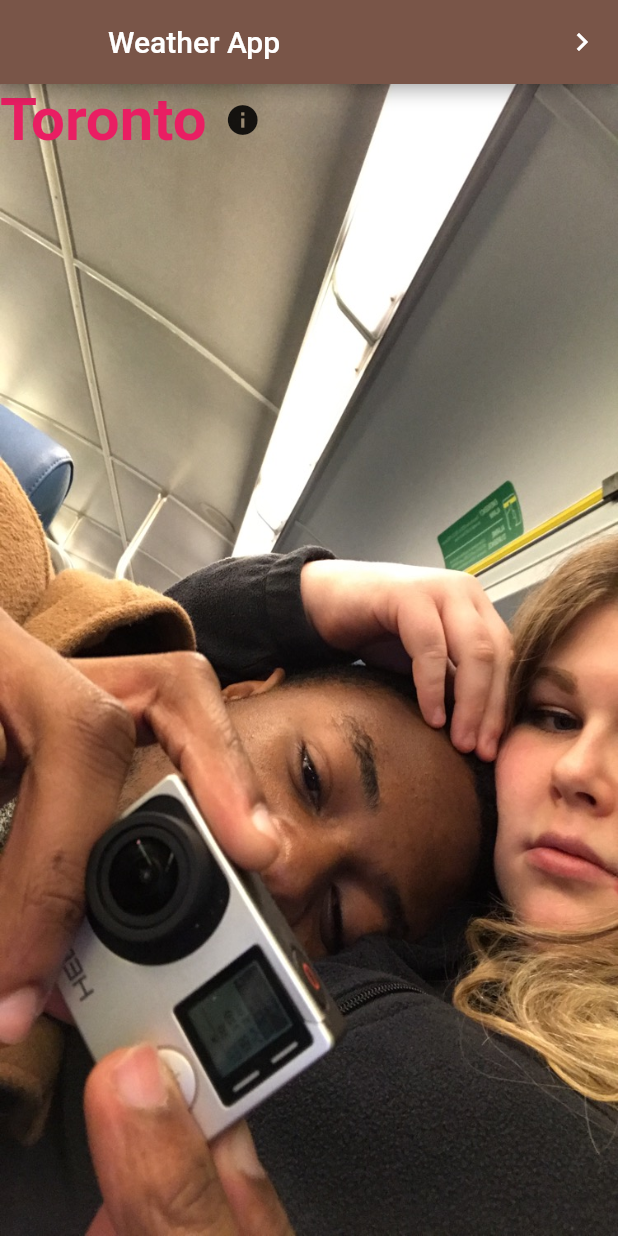
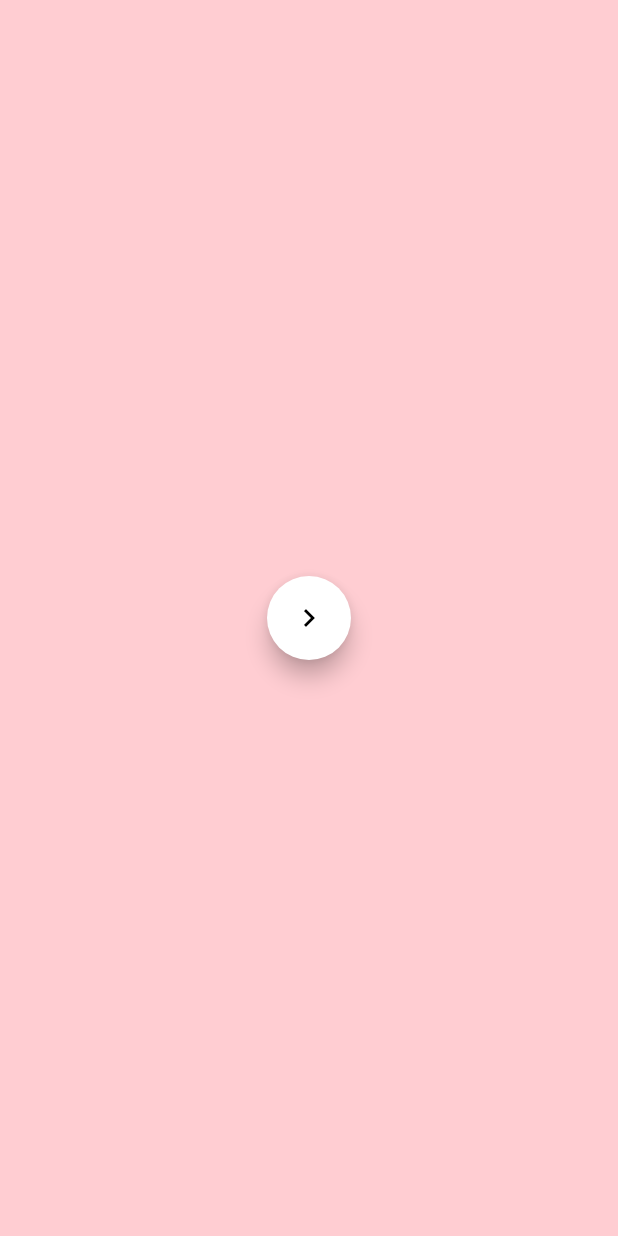
Before and after one commit to Ifavhoney/RealWeather, a Flutter app: the screen it shows after launch, on a phone screen of 412 x 824 dp. Run offline on Flutter 3.47's test engine with Material 2 defaults, Android fonts, the phone set to English and light mode, and no system bars; our stand-ins replace expandable, shared_preferences.

Commit message:
Fixes Bug between Weather & ChangeCity.dart, Closes #1

```diff
--- a/lib/data/data.dart
+++ b/lib/data/data.dart
@@ -1,6 +1,6 @@
 final String defaultCity = "Toronto";
 final String appKey = "ecefa6507e5c187871a92f4545b65f98";
-
+final String bodyKey = "72ee81d849e4eb5a326978a3c232aad9";
 //final String appKey = "94a3cc5f37a96a37469cbf6f607f7c59";
 
 //ecefa6507e5c187871a92f4545b65f98
--- a/lib/main.dart
+++ b/lib/main.dart
@@ -1,7 +1,8 @@
 import 'package:flutter/material.dart';
-import 'package:weather/ui/changeCity.dart';
-import 'package:weather/ui/weather.dart';
+import 'package:weather/screens/changeCity.dart';
+import 'package:weather/screens/weather.dart';
 import 'package:weather/screens/forecast.dart';
+import 'package:weather/screens/home.dart';
 import 'package:weather/data/data.dart' as data;
 
 //TO DO - TURN APP INTO A STATE MANAGEMENT APP
@@ -10,9 +11,10 @@ void main() async {
   runApp(MaterialApp(
     title: "Weather",
     debugShowCheckedModeBanner: false,
-    home: Weather(data.defaultCity),
+    home: Home(),
     initialRoute: '/',
     routes: {
+      '/weather': (context) => Weather(),
       '/forecast': (context) => Forecast(),
       '/changeCity': (context) => ChangeCity(),
     },
--- a/lib/ui/changeCity.dart
+++ b/lib/screens/changeCity.dart
@@ -1,5 +1,6 @@
 import 'package:flutter/material.dart';
 import 'package:shared_preferences/shared_preferences.dart';
+import 'package:weather/screens/weather.dart';
 
 class ChangeCity extends StatelessWidget {
   String _city;
@@ -44,7 +45,6 @@ class ChangeCity extends StatelessWidget {
                 addStringToSF(_controller.text);
 
                 Navigator.of(context).pop({"value": _controller.text});
-
                 //  print(_controller.text);
               },
             ),
--- a/lib/screens/forecast.dart
+++ b/lib/screens/forecast.dart
@@ -3,7 +3,7 @@ import 'dart:convert';
 import 'package:http/http.dart' as http;
 import 'package:shared_preferences/shared_preferences.dart';
 import 'package:weather/data/data.dart' as data;
-import 'package:weather/ui/weather.dart';
+import 'package:weather/screens/weather.dart';
 import 'package:expandable/expandable.dart';
 import 'package:intl/intl.dart';
 
@@ -145,7 +145,7 @@ void dispose() {
       case 0:
         MaterialPageRoute route =
             MaterialPageRoute(builder: (BuildContext context) {
-          return Weather(this._sharedCity);
+          return Weather(prevCity: this._sharedCity);
         });
         return await Navigator.of(context).push(route);
         break;
@@ -481,7 +481,7 @@ void dispose() {
 
   Widget bodyWidget(String _city) {
     return FutureBuilder(
-        future: callAPI(data.appKey, _city),
+        future: callAPI(data.bodyKey, _city),
         builder: (BuildContext context,
             AsyncSnapshot<Map<String, dynamic>> snapshot) {
           if (snapshot.hasData) {
--- /dev/null
+++ b/lib/screens/home.dart
@@ -0,0 +1,25 @@
+import 'package:flutter/material.dart';
+
+class Home extends StatelessWidget {
+  @override
+  Widget build(BuildContext context) {
+    return Scaffold(
+      backgroundColor: Colors.red.shade100,
+      body: Align(
+        alignment: Alignment.center,
+        child: FloatingActionButton(
+          backgroundColor: Colors.white,
+          child: Icon(
+            Icons.keyboard_arrow_right,
+            color: Colors.black,
+          ),
+          onPressed: () => toWeather(context),
+        ),
+      ),
+    );
+  }
+}
+
+void toWeather(BuildContext context) {
+  Navigator.of(context).pushNamed("/weather");
+}
```
Also changed, not shown: lib/screens/weather.dart (renamed from lib/ui/weather.dart, +15 -6 lines), lib/widgets/header/header.dart (added, +28 -0 lines).
